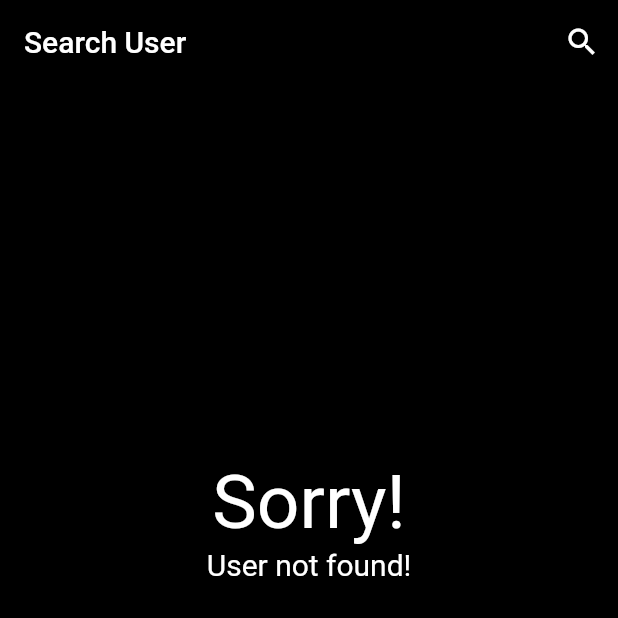
After one commit to yagizdo/github-api-app, a Flutter app: the screen it shows after launch, on a phone screen of 412 x 824 dp, the top half of it. The commit adds this screen. Run offline on Flutter 3.47's test engine with Material 2 defaults, Android fonts, the phone set to English and light mode, and no system bars; our stand-ins replace dio; accounts and stored records are empty.

Commit message:
Added sorryWidget

```diff
--- /dev/null
+++ b/lib/Widgets/Search User/sorry_widget.dart
@@ -0,0 +1,29 @@
+import 'package:flutter/material.dart';
+
+class SorryWidget extends StatelessWidget {
+  const SorryWidget({Key? key}) : super(key: key);
+
+  @override
+  Widget build(BuildContext context) {
+    return Center(
+      child: Container(
+          alignment: Alignment.center,
+          color: Colors.black,
+          child: Padding(
+            padding: const EdgeInsets.only(top: 250),
+            child: Column(
+              children: const [
+                Text(
+                  'Sorry!',
+                  style: TextStyle(color: Colors.white, fontSize: 50),
+                ),
+                Text(
+                  'User not found!',
+                  style: TextStyle(color: Colors.white, fontSize: 20),
+                )
+              ],
+            ),
+          )),
+    );
+  }
+}
```
Also changed, not shown: lib/Screens/search_user.dart (+2 -22 lines).
